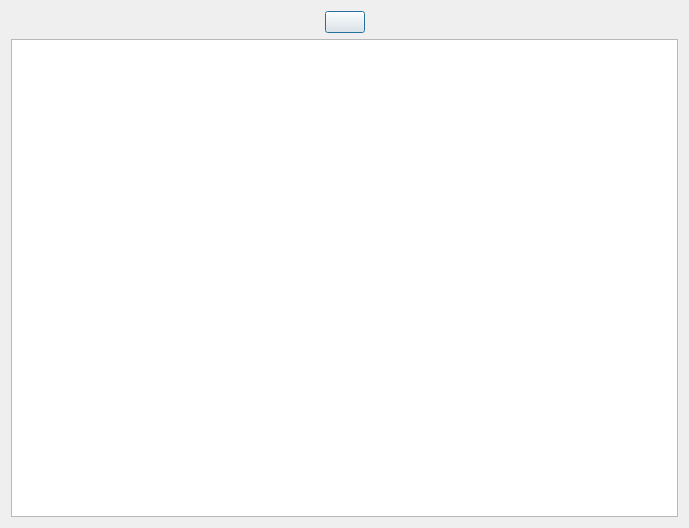
a-atalla/azan, file ui/ReportDialog.ui: the form before one commit.
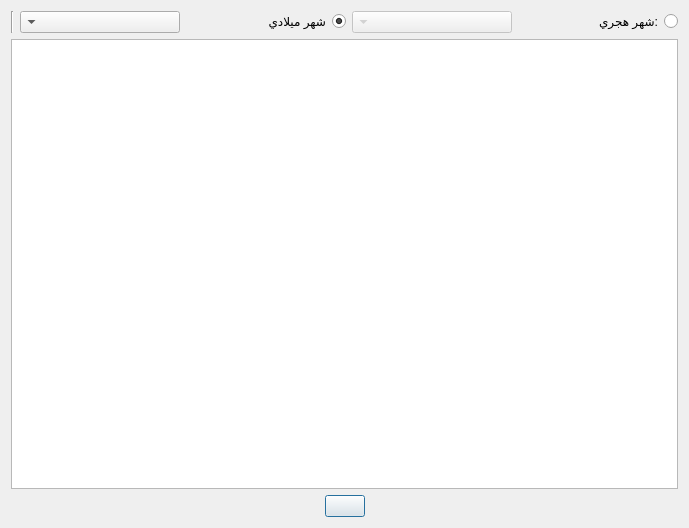
The form after the commit. Icons and pictures are not drawn.

The edit to the form file:
```diff
--- a/ui/ReportDialog.ui
+++ b/ui/ReportDialog.ui
@@ -23,8 +23,69 @@
   <property name="autoFillBackground">
    <bool>false</bool>
   </property>
-  <layout class="QVBoxLayout" name="verticalLayout">
-   <item>
+  <layout class="QGridLayout" name="gridLayout">
+   <item row="0" column="0">
+    <layout class="QHBoxLayout" name="horizontalLayout_2">
+     <item>
+      <widget class="Line" name="line">
+       <property name="orientation">
+        <enum>Qt::Vertical</enum>
+       </property>
+      </widget>
+     </item>
+     <item>
+      <widget class="QComboBox" name="comboGMonths">
+       <property name="layoutDirection">
+        <enum>Qt::RightToLeft</enum>
+       </property>
+      </widget>
+     </item>
+     <item>
+      <widget class="QRadioButton" name="radioG">
+       <property name="layoutDirection">
+        <enum>Qt::RightToLeft</enum>
+       </property>
+       <property name="text">
+        <string>شهر ميلادي</string>
+       </property>
+       <property name="checked">
+        <bool>true</bool>
+       </property>
+      </widget>
+     </item>
+     <item>
+      <widget class="QComboBox" name="comboHMonths">
+       <property name="enabled">
+        <bool>false</bool>
+       </property>
+       <property name="layoutDirection">
+        <enum>Qt::RightToLeft</enum>
+       </property>
+      </widget>
+     </item>
+     <item>
+      <widget class="QRadioButton" name="radioH">
+       <property name="layoutDirection">
+        <enum>Qt::RightToLeft</enum>
+       </property>
+       <property name="text">
+        <string>شهر هجري:</string>
+       </property>
+      </widget>
+     </item>
+    </layout>
+   </item>
+   <item row="1" column="0">
+    <widget class="QTextEdit" name="editReport">
+     <property name="cursor" stdset="0">
+      <cursorShape>ArrowCursor</cursorShape>
+     </property>
+     <property name="readOnly">
+      <bool>true</bool>
+     </property>
+    </widget>
+   </item>
+   <item row="2" column="0">
     <layout class="QHBoxLayout" name="horizontalLayout">
      <item>
       <spacer name="horizontalSpacer">
@@ -71,16 +132,6 @@
      </item>
     </layout>
    </item>
-   <item>
-    <widget class="QTextEdit" name="editReport">
-     <property name="cursor" stdset="0">
-      <cursorShape>ArrowCursor</cursorShape>
-     </property>
-     <property name="readOnly">
-      <bool>true</bool>
-     </property>
-    </widget>
-   </item>
   </layout>
  </widget>
  <resources>
```
Left out of the diff: 32 changed lines with no effect on the pictures.
